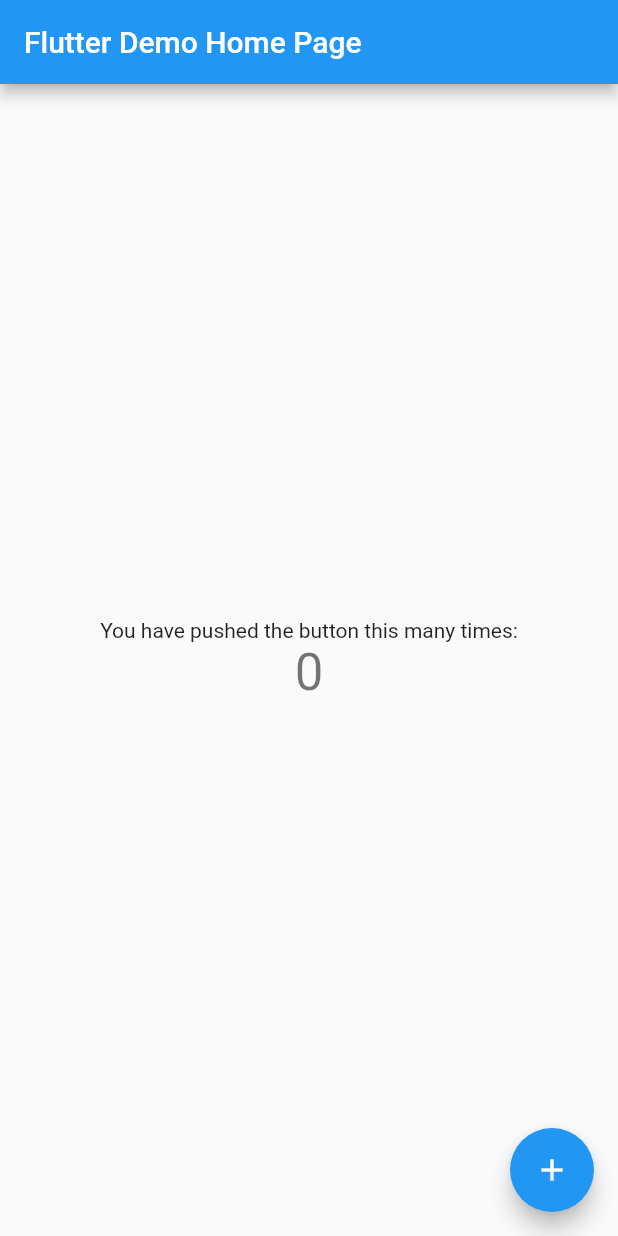
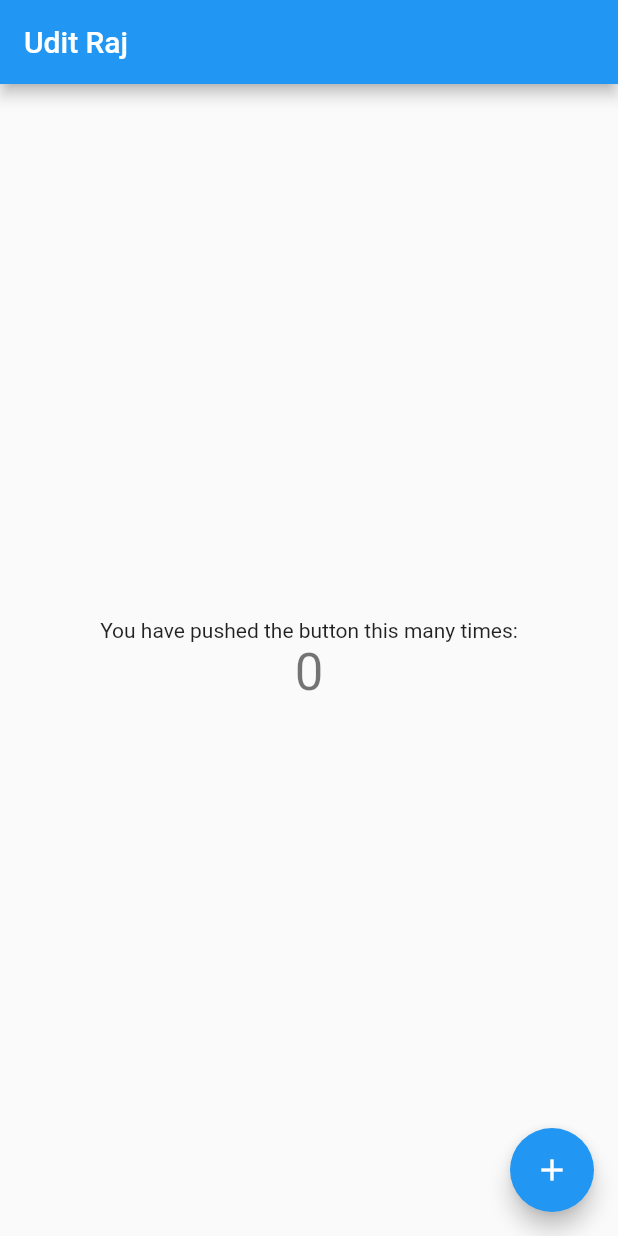
Before and after one commit to priyankj-simform/studio_git, a Flutter app: the screen it shows after launch, on a phone screen of 412 x 824 dp. Run offline on Flutter 3.47's test engine with Material 2 defaults, Android fonts, the phone set to English and light mode, and no system bars.

Commit message:
updated home title

```diff
--- a/lib/main.dart
+++ b/lib/main.dart
@@ -24,7 +24,7 @@ class MyApp extends StatelessWidget {
         // is not restarted.
         primarySwatch: Colors.blue,
       ),
-      home: const MyHomePage(title: 'Flutter Demo Home Page'),
+      home: const MyHomePage(title: 'Udit Raj'),
     );
   }
 }
```
